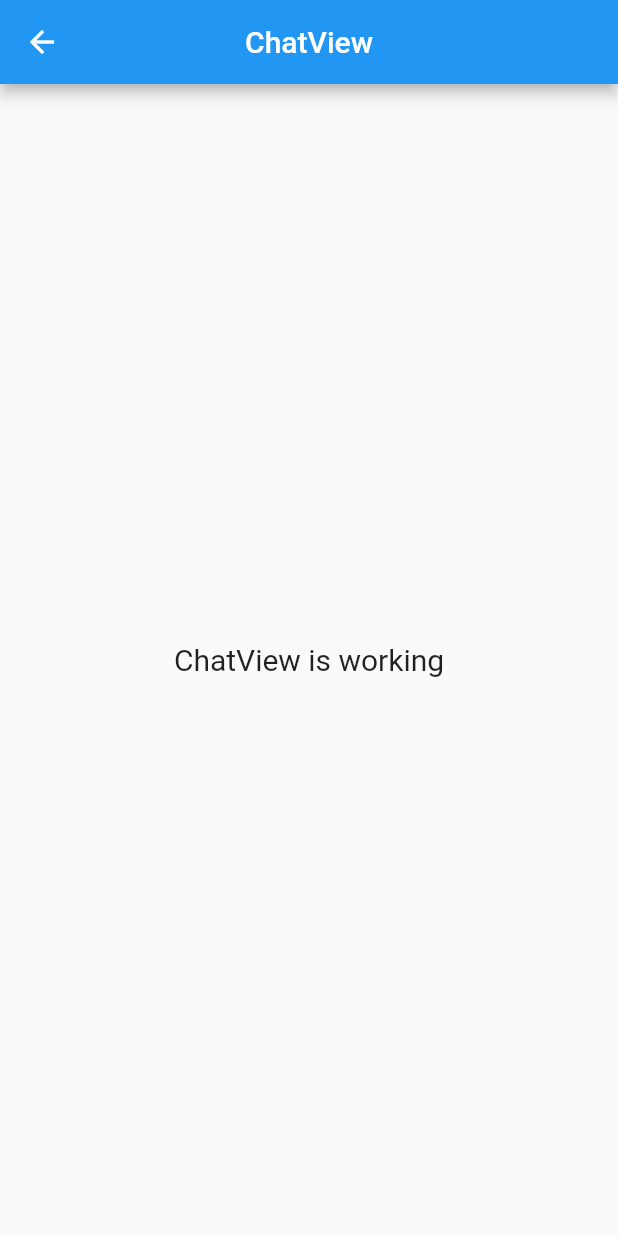
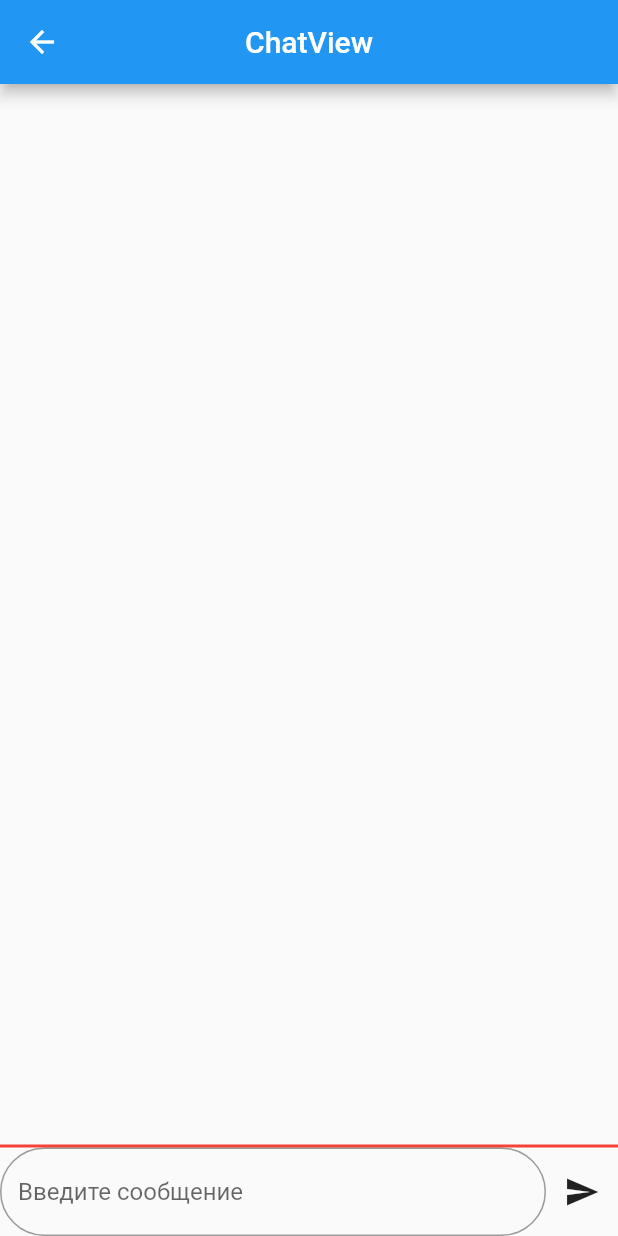
Before and after one commit to AigulAbdi/Chat_App, a Flutter app: the ChatView screen opened by its route, on a phone screen of 412 x 824 dp. Run offline on Flutter 3.47's test engine with Material 2 defaults, Android fonts, the phone set to English and light mode, and no system bars; our stand-ins replace animated_text_kit, cloud_firestore, firebase_auth, firebase_core, get; accounts and stored records are empty.

Commit message:
Chat_App_with_Getx

```diff
--- a/lib/app/components/text_field.dart
+++ b/lib/app/components/text_field.dart
@@ -16,7 +16,7 @@ class TextFieldWidget extends StatelessWidget {
     return Padding(
       padding: const EdgeInsets.only(left: 40.0, right: 40.0),
       child: TextField(
-        onChanged: (value) {},
+        onChanged: onChanged,
         decoration: InputDecoration(
           prefixIcon: icon,
           labelText: labelText,
--- /dev/null
+++ b/lib/app/data/models/chat/chat_model.dart
@@ -0,0 +1,32 @@
+class ChatModel {
+  String? userName;
+  String? userId;
+  String? senderId;
+  String? message;
+  DateTime? dateTime;
+  ChatModel({
+    this.dateTime,
+    this.message,
+    this.senderId,
+    this.userId,
+    this.userName,
+  });
+
+  factory ChatModel.fromJson(Map<String, dynamic> json) {
+    return ChatModel(
+      userName: json['userName'],
+      userId: json['userId'],
+      message: json['message'],
+      senderId: json['senderId'],
+      dateTime: json['dateTime'],
+    );
+  }
+
+  Map<String, dynamic> toJson() => {
+        'userName': userName,
+        'userId': userId,
+        'message': message,
+        'senderId': senderId,
+        'dateTime': DateTime.now(),
+      };
+}
--- /dev/null
+++ b/lib/app/modules/chat/services/chat_services.dart
@@ -0,0 +1,25 @@
+import 'package:chat_app/models/users/user_model.dart';
+import 'package:cloud_firestore/cloud_firestore.dart';
+import 'package:firebase_auth/firebase_auth.dart';
+
+class ChatServices {
+  static Future<void> sendMessages(String sms) async {
+    final sender = FirebaseAuth.instance.currentUser;
+    if (sender != null) {
+      final _userModel = UserModel(
+        sender: sender.email!,
+        sms: sms,
+        dateTime: DateTime.now(),
+      );
+      final _chats = FirebaseFirestore.instance.collection('chats');
+      await _chats.add(_userModel.toJson());
+    }
+  }
+
+  static Stream<QuerySnapshot<Map<String, dynamic>>> getStreamMessages() {
+    return FirebaseFirestore.instance
+        .collection('chats')
+        .orderBy('dateTime', descending: true)
+        .snapshots();
+  }
+}
--- a/lib/app/modules/chat/views/chat_view.dart
+++ b/lib/app/modules/chat/views/chat_view.dart
@@ -1,3 +1,7 @@
+import 'package:chat_app/app/data/models/chat/chat_model.dart';
+import 'package:chat_app/widgets/messages/send_messages.dart';
+import 'package:chat_app/widgets/messages/stream_message.dart';
+import 'package:cloud_firestore/cloud_firestore.dart';
 import 'package:flutter/material.dart';
 
 import 'package:get/get.dart';
@@ -5,7 +9,12 @@ import 'package:get/get.dart';
 import '../controllers/chat_controller.dart';
 
 class ChatView extends GetView<ChatController> {
-  const ChatView({Key? key}) : super(key: key);
+  ChatView({Key? key}) : super(key: key);
+  ChatModel _chatModel = ChatModel();
+  TextEditingController _editingController = TextEditingController();
+  final Stream<QuerySnapshot> _chatStream =
+      FirebaseFirestore.instance.collection('chatStream').snapshots();
+  final ChatController _chatController = Get.put(ChatController());
   @override
   Widget build(BuildContext context) {
     return Scaffold(
@@ -13,11 +22,17 @@ class ChatView extends GetView<ChatController> {
         title: const Text('ChatView'),
         centerTitle: true,
       ),
-      body: const Center(
-        child: Text(
-          'ChatView is working',
-          style: TextStyle(fontSize: 20),
-        ),
+      body: Column(
+        mainAxisAlignment: MainAxisAlignment.spaceBetween,
+        children: [
+          StreamMessage(
+            chatStream: _chatController.getStreamMessages(),
+          ),
+          SendMessages(
+            controller: _chatController.textEditingController,
+            onPressed: () async => _chatController.sendMessages(),
+          ),
+        ],
       ),
     );
   }
--- a/lib/app/modules/home/views/home_view.dart
+++ b/lib/app/modules/home/views/home_view.dart
@@ -27,7 +27,7 @@ class HomeView extends GetView<HomeController> {
               height: 100,
             ),
             RegisterWidget(
-              onTap: () => Get.to(const LoginView()),
+              onTap: () => Get.to(LoginView()),
               horizontal: 140,
               vertical: 14,
               title: 'LOGIN',
--- a/lib/app/routes/app_pages.dart
+++ b/lib/app/routes/app_pages.dart
@@ -31,12 +31,12 @@ class AppPages {
     ),
     GetPage(
       name: _Paths.LOGIN,
-      page: () => const LoginView(),
+      page: () => LoginView(),
       binding: LoginBinding(),
     ),
     GetPage(
       name: _Paths.CHAT,
-      page: () => const ChatView(),
+      page: () => ChatView(),
       binding: ChatBinding(),
     ),
     GetPage(
--- a/lib/main.dart
+++ b/lib/main.dart
@@ -15,6 +15,7 @@ void main() async {
   );
   runApp(
     GetMaterialApp(
+      debugShowCheckedModeBanner: false,
       title: "Application",
       initialRoute: AppPages.INITIAL,
       getPages: AppPages.routes,
--- /dev/null
+++ b/lib/models/users/user_model.dart
@@ -0,0 +1,27 @@
+class UserModel {
+  final String sender;
+  final String sms;
+  final DateTime dateTime;
+  bool? isMe;
+
+  UserModel({
+    required this.sender,
+    required this.dateTime,
+    required this.sms,
+    this.isMe,
+  });
+  factory UserModel.fromJson(Map<String, dynamic> json) {
+    return UserModel(
+        sender: json['sender'],
+        dateTime: DateTime.fromMillisecondsSinceEpoch(json['dateTime']),
+        sms: json['sms'],
+        isMe: json['isMe'] != null ? json['isMe'] : false);
+  }
+
+  Map<String, dynamic> toJson() => {
+        'sender': sender,
+        'sms': sms,
+        'dateTime': dateTime.millisecondsSinceEpoch,
+        'isMe': isMe,
+      };
+}
--- /dev/null
+++ b/lib/widgets/messages/send_messages.dart
@@ -0,0 +1,42 @@
+import 'package:flutter/material.dart';
+
+class SendMessages extends StatelessWidget {
+  const SendMessages({
+    required this.onPressed,
+    required this.controller,
+  });
+  final void Function()? onPressed;
+  final TextEditingController? controller;
+  @override
+  Widget build(BuildContext context) {
+    return Container(
+      decoration: const BoxDecoration(
+        border: Border(
+          top: BorderSide(color: Colors.red, width: 2),
+        ),
+      ),
+      child: Row(
+        children: [
+          Expanded(
+            child: TextField(
+              controller: controller,
+              decoration: InputDecoration(
+                hintText: 'Введите сообщение',
+                border: OutlineInputBorder(
+                  borderRadius: BorderRadius.circular(
+                    30,
+                  ),
+                  borderSide: const BorderSide(color: Colors.grey),
+                ),
+              ),
+            ),
+          ),
+          IconButton(
+            onPressed: onPressed,
+            icon: const Icon(Icons.send),
+          ),
+        ],
+      ),
+    );
+  }
+}
--- /dev/null
+++ b/lib/widgets/messages/stream_message.dart
@@ -0,0 +1,135 @@
+import 'package:chat_app/models/users/user_model.dart';
+import 'package:cloud_firestore/cloud_firestore.dart';
+import 'package:firebase_auth/firebase_auth.dart';
+import 'package:flutter/material.dart';
+import 'package:intl/intl.dart';
+
+class StreamMessage extends StatelessWidget {
+  const StreamMessage({
+    super.key,
+    required this.chatStream,
+  });
+
+  final Stream<QuerySnapshot<Map<String, dynamic>>> chatStream;
+
+  @override
+  Widget build(BuildContext context) {
+    return Expanded(
+      child: StreamBuilder<QuerySnapshot>(
+        stream: chatStream,
+        builder: (BuildContext context, AsyncSnapshot<QuerySnapshot> snapshot) {
+          if (snapshot.hasData) {
+            final user = (snapshot.data!.docs.reversed as Iterable).map((e) =>
+                UserModel.fromJson(e.data())
+                  ..isMe = e.data()['sender'] ==
+                      FirebaseAuth.instance.currentUser?.email);
+
+            return ListView(
+              children: user
+                  .map(
+                    (e) => UserWidget(userModel: e),
+                  )
+                  .toList(),
+            );
+          }
+          if (snapshot.hasError) {
+            return const Text('Something went wrong');
+          }
+
+          if (snapshot.connectionState == ConnectionState.waiting) {
+            return const CircularProgressIndicator(
+              color: Colors.blue,
+            );
+          }
+
+          return ListView(
+            children: snapshot.data!.docs.map((DocumentSnapshot document) {
+              Map<String, dynamic> data =
+                  document.data()! as Map<String, dynamic>;
+              return ListTile(
+                title: Text(data['full_name']),
+                subtitle: Text(data['company']),
+              );
+            }).toList(),
+          );
+        },
+      ),
+    );
+  }
+}
+
+class UserWidget extends StatelessWidget {
+  const UserWidget({super.key, required this.userModel});
+  final UserModel userModel;
+
+  @override
+  Widget build(BuildContext context) {
+    final width = MediaQuery.of(context).size.width;
+    final height = MediaQuery.of(context).size.height;
+    final theme = Theme.of(context).colorScheme;
+    return Padding(
+      padding: EdgeInsets.fromLTRB(
+        !userModel.isMe! ? 10 : width / 4,
+        7,
+        userModel.isMe! ? 10 : width / 4,
+        7,
+      ),
+      child: Material(
+        shape: RoundedRectangleBorder(
+          borderRadius: BorderRadius.only(
+            bottomLeft: const Radius.circular(25),
+            bottomRight: const Radius.circular(25),
+            topLeft: userModel.isMe!
+                ? const Radius.circular(25)
+                : const Radius.circular(0),
+          ),
+        ),
+        elevation: 8.0,
+        shadowColor: Colors.black,
+        color: userModel.isMe! ? theme.primary : theme.onPrimaryContainer,
+        child: Padding(
+          padding: const EdgeInsets.fromLTRB(15, 15, 15, 10),
+          child: Column(
+            crossAxisAlignment: CrossAxisAlignment.start,
+            children: [
+              !userModel.isMe!
+                  ? Row(
+                      mainAxisAlignment: MainAxisAlignment.start,
+                      children: [
+                        Text(
+                          userModel.sender,
+                          style: TextStyle(
+                            color: theme.primary,
+                          ),
+                        ),
+                      ],
+                    )
+                  : const SizedBox(),
+              Text(
+                userModel.sms,
+                style: TextStyle(
+                  fontSize: 20,
+                  height: 1.4,
+                  color: userModel.isMe! ? Colors.white : null,
+                ),
+              ),
+              const SizedBox(),
+              Row(
+                mainAxisAlignment: MainAxisAlignment.end,
+                children: [
+                  Text(
+                    DateFormat('dd/MM/yy (hh:mm)').format(userModel.dateTime),
+                    style: TextStyle(
+                      fontSize: 16,
+                      color: userModel.isMe! ? Colors.white : null,
+                    ),
+                  ),
+                ],
+              )
+            ],
+          ),
+        ),
+      ),
+    );
+  }
+}
--- a/lib/widgets/register_widget.dart
+++ b/lib/widgets/register_widget.dart
@@ -9,13 +9,13 @@ class RegisterWidget extends StatelessWidget {
     required this.title,
     required this.containerColor,
     super.key,
-    this.onTap,
+    required this.onTap,
   });
   final String title;
   double horizontal;
   double vertical;
   final Color? containerColor;
-  final Function()? onTap;
+  final void Function()? onTap;
 
   @override
   Widget build(BuildContext context) {
--- a/pubspec.yaml
+++ b/pubspec.yaml
@@ -15,6 +15,7 @@ dependencies:
   animated_text_kit: ^4.2.2
   firebase_auth: ^4.6.1
   cloud_firestore: ^4.7.1
+  intl: ^0.18.1
 dev_dependencies:
   flutter_lints: 2.0.1
   flutter_test:
```
Also changed, not shown: lib/app/constants/text_style/app_text_styles.dart (+18 -0 lines), lib/app/modules/auth/widgets/auth_widget.dart (added, +40 -0 lines), lib/app/modules/chat/controllers/chat_controller.dart (+22 -1 lines), lib/app/modules/login/controllers/login_controller.dart (+23 -1 lines), lib/app/modules/login/views/login_view.dart (+16 -3 lines), lib/app/modules/signup/controllers/signup_controller.dart (+17 -28 lines), lib/app/modules/signup/views/signup_view.dart (+9 -6 lines), pubspec.lock.
